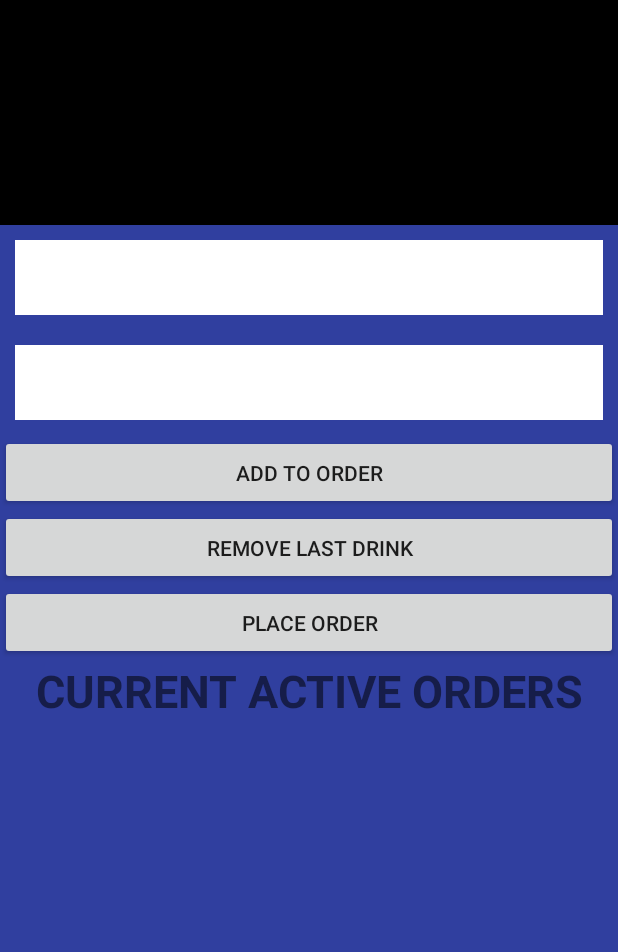
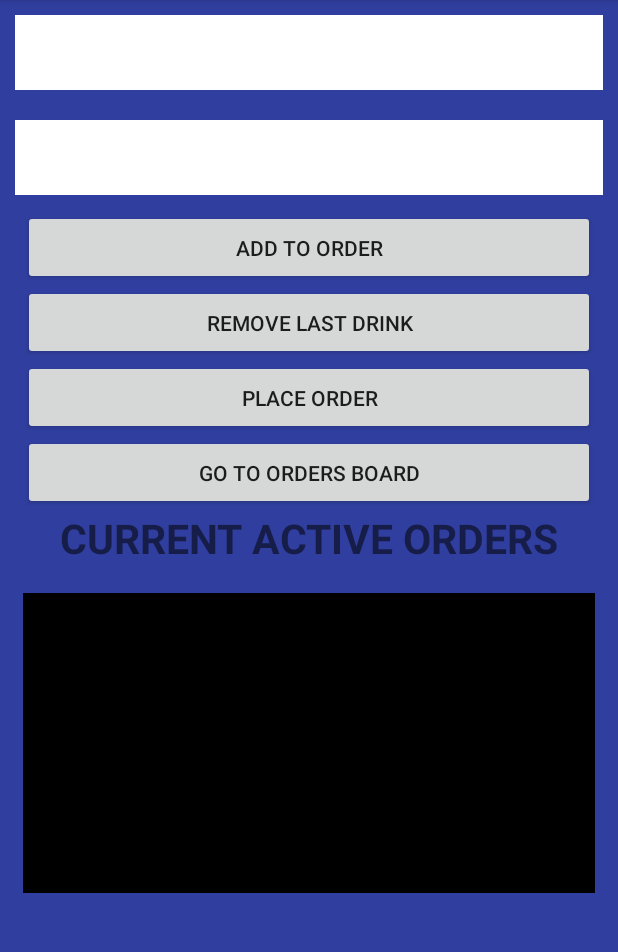
Before and after one commit to Castro-711/SQsMe-App, an Android app: the screen it shows after launch (PlaceOrder), after a tap on "ADD TO ORDER", on a phone screen of 412 x 824 dp, the part 84-1036 px from its top. Run offline under Robolectric (Android 15) with nearby library versions, the phone set to English and light mode, and no system bars.

Commit message:
Have added a new activity to display the current Venues 'OrderBoard', it is not functioning right correctly yet and I have commented out some attempts to get it working so that this push is in working order

```diff
--- a/app/src/main/java/com/squeuesme/PlaceOrder.java
+++ b/app/src/main/java/com/squeuesme/activities/PlaceOrder.java
@@ -1,11 +1,14 @@
-package com.squeuesme;
+package com.squeuesme.activities;
 
 import android.annotation.SuppressLint;
+import android.content.Intent;
+import android.graphics.Color;
 import android.support.design.widget.TextInputEditText;
 import android.support.v7.app.AppCompatActivity;
 import android.os.Bundle;
 import android.util.Log;
 import android.view.View;
+import android.widget.AdapterView;
 import android.widget.ArrayAdapter;
 import android.widget.Button;
 import android.widget.EditText;
@@ -19,6 +22,7 @@ import com.squeuesme.core.venue.OrdersBoard;
 import com.squeuesme.core.venue.Venue;
 
 import java.util.ArrayList;
+import java.util.Random;
 
 public class PlaceOrder extends AppCompatActivity {
 
@@ -30,6 +34,7 @@ public class PlaceOrder extends AppCompatActivity {
     private Button placeOrder;
     private Button addToOrder;
     private Button removeLastDrink;
+    private Button goOrdersBoard;
 
     private EditText drinkName;
     private String drinkNameString;
@@ -40,6 +45,8 @@ public class PlaceOrder extends AppCompatActivity {
     private ArrayList<String> listItems;
     private ArrayAdapter adapter;
 
+    private Random rand;
+
     @Override
     protected void onCreate(Bundle savedInstanceState) {
         super.onCreate(savedInstanceState);
@@ -48,6 +55,7 @@ public class PlaceOrder extends AppCompatActivity {
         placeOrder = findViewById(R.id.btnPlaceOrder);
         addToOrder = findViewById(R.id.btnAddToOrder);
         removeLastDrink = findViewById(R.id.btnRemoveLastDrink);
+        goOrdersBoard = findViewById(R.id.btnOrdersBoard);
 
         drinkName = findViewById(R.id.edtDrinkName);
         drinkQuantity = findViewById(R.id.edtDrinkQuantity);
@@ -61,7 +69,7 @@ public class PlaceOrder extends AppCompatActivity {
         listItems = new ArrayList<>();
         adapter = new ArrayAdapter<>(
                 this,
-                android.R.layout.simple_expandable_list_item_1,
+                android.R.layout.simple_list_item_activated_1,
                 listItems);
         listView.setAdapter(adapter);
 
@@ -76,7 +84,7 @@ public class PlaceOrder extends AppCompatActivity {
 
                 customer.placeOrder(currentOrder);
 
-                listView.setBackgroundColor(345);
+                listView.setBackgroundColor(Color.GREEN);
 
                 // need to reset currentOrders values
                 currentOrder = new Order();
@@ -123,7 +131,43 @@ public class PlaceOrder extends AppCompatActivity {
 
             }
         });
+
+        rand = new Random(123);
+
+        listView.setOnItemLongClickListener(new AdapterView.OnItemLongClickListener() {
+            @Override
+            public boolean onItemLongClick(
+                    AdapterView<?> adapterView, View view, int i, long l) {
+
+                int next = rand.nextInt(12345);
+
+                Log.i("NEXT", next+"");
+
+                if(next % 2 == 0)
+                    view.setBackgroundColor(Color.BLUE);
+                else if (next % 3 == 0)
+                    view.setBackgroundColor(Color.YELLOW);
+                else
+                    view.setBackgroundColor(Color.MAGENTA);
+
+                return false;
+            }
+        });
+
+        goOrdersBoard.setOnClickListener(new View.OnClickListener() {
+            @Override
+            public void onClick(View view) {
+                Intent i = new Intent(
+                        PlaceOrder.this, OrdersBoardActivity.class);
+                //i.putExtra("OrdersBoard", ordersBoard);
+                startActivity(i);
+            }
+        });
     }
+
+    // maybe create a method where you can long press on the
+    // text view in the listView and then you can remove it
+    // from the order that would be slick - ish
 
     public void wipeEditTextValues(){
         drinkName.setText("");
--- a/app/src/main/java/com/squeuesme/core/venue/OrdersBoard.java
+++ b/app/src/main/java/com/squeuesme/core/venue/OrdersBoard.java
@@ -1,12 +1,18 @@
 package com.squeuesme.core.venue;
 
+import android.os.Parcel;
+import android.os.Parcelable;
+
+import com.squeuesme.core.drink.Drink;
 import com.squeuesme.core.drink.Order;
 import com.squeuesme.core.observer.Observer;
 import com.squeuesme.core.observer.Subject;
 
+import java.io.Serializable;
 import java.util.ArrayList;
 
-public class OrdersBoard implements Subject {
+public class OrdersBoard implements Subject, Serializable
+{
     private ArrayList<Observer> observers;
     private ArrayList<Order> activeOrders;
     private ArrayList<Order> completedOrders;
@@ -89,6 +95,15 @@ public class OrdersBoard implements Subject {
         return activeOrders;
     }
 
+    public ArrayList<String> getActiveOrdersStringList(){
+        ArrayList<String> toReturn = new ArrayList<>();
+
+        for(Order o: activeOrders)
+            toReturn.add(o.toString());
+
+        return toReturn;
+    }
+
     public ArrayList<Order> getCompletedOrders() {
         return completedOrders;
     }
@@ -96,4 +111,5 @@ public class OrdersBoard implements Subject {
     public String getBoardId() {
         return boardId;
     }
+
 }
--- a/app/src/main/res/layout/activity_place_order.xml
+++ b/app/src/main/res/layout/activity_place_order.xml
@@ -4,20 +4,13 @@
     xmlns:tools="http://schemas.android.com/tools"
     android:layout_width="match_parent"
     android:layout_height="match_parent"
-    tools:context="com.squeuesme.PlaceOrder">
+    tools:context=".PlaceOrder">
 
     <LinearLayout
         android:layout_width="match_parent"
         android:layout_height="match_parent"
         android:orientation="vertical">
 
-
-        <ListView
-            android:id="@id/lvCurrentOrder"
-            android:layout_width="match_parent"
-            android:layout_height="150sp"
-            android:background="#ffffff"
-            android:foreground="#000000"/>
 
         <LinearLayout
             android:orientation="vertical"
@@ -29,6 +22,7 @@
             <android.support.design.widget.TextInputEditText
                 android:id="@id/edtDrinkName"
                 android:tooltipText="Name of drink"
+                android:maxLength="18"
                 android:layout_width="match_parent"
                 android:layout_height="50sp"
                 android:layout_margin="10sp"
@@ -39,6 +33,8 @@
                 android:id="@id/edtDrinkQuantity"
                 android:textAlignment="center"
                 android:tooltipText="Number of drinks"
+                android:maxLength="2"
+                android:inputType="number"
                 android:layout_width="match_parent"
                 android:layout_height="50sp"
                 android:background="#ffffff"
@@ -49,34 +45,53 @@
             <Button
                 android:id="@id/btnAddToOrder"
                 android:text="Add to order"
+                android:layout_marginHorizontal="15sp"
                 android:layout_width="match_parent"
                 android:layout_height="50sp" />
 
             <Button
                 android:id="@id/btnRemoveLastDrink"
                 android:text="Remove Last Drink"
+                android:layout_marginHorizontal="15sp"
                 android:layout_width="match_parent"
                 android:layout_height="50sp" />
 
             <Button
                 android:id="@id/btnPlaceOrder"
                 android:text="Place Order"
+                android:layout_marginHorizontal="15sp"
+                android:layout_width="match_parent"
+                android:layout_height="50sp" />
+
+            <Button
+                android:id="@id/btnOrdersBoard"
+                android:text="Go To Orders Board"
+                android:layout_marginHorizontal="15sp"
                 android:layout_width="match_parent"
                 android:layout_height="50sp" />
 
             <TextView
                 android:id="@id/tvOrdersHeading"
                 android:text="Current Active Orders"
-                android:textSize="30sp"
+                android:textSize="27sp"
                 android:textAllCaps="true"
                 android:textStyle="bold"
                 android:textAlignment="center"
                 android:layout_width="match_parent"
-                android:layout_height="80sp" />
+                android:layout_height="40sp" />
 
+            <ListView
+                android:id="@id/lvCurrentOrder"
+                android:layout_width="match_parent"
+                android:textAlignment="center"
+                android:layout_margin="15sp"
+                android:layout_height="200sp"
+                android:background="#ffffff"
+                android:foreground="#000000"/>
 
 
         </LinearLayout>
+
 
 
     </LinearLayout>
--- a/app/src/main/res/values/ids.xml
+++ b/app/src/main/res/values/ids.xml
@@ -11,4 +11,7 @@
     <item name="tvOrdersHeading" type="id">tvOrdersHeading</item>
     <item name="lvCurrentOrder" type="id">lvCurrentOrder</item>
     <item name="btnRemoveLastDrink" type="id">btnRemoveLastDrink</item>
+    <item name="btnOrdersBoard" type="id">btnOrdersBoard</item>
+    <item name="lvOrdersView" type="id">lvOrdersView</item>
+    <item name="btnGoPlaceOrder" type="id">btnGoPlaceOrder</item>
 </resources>
```
Also changed, not shown: app/src/main/AndroidManifest.xml (+5 -5 lines), app/src/main/java/com/squeuesme/activities/OrdersBoardActivity.java (added, +64 -0 lines), app/src/main/res/layout/activity_orders_board.xml (added, +32 -0 lines).
